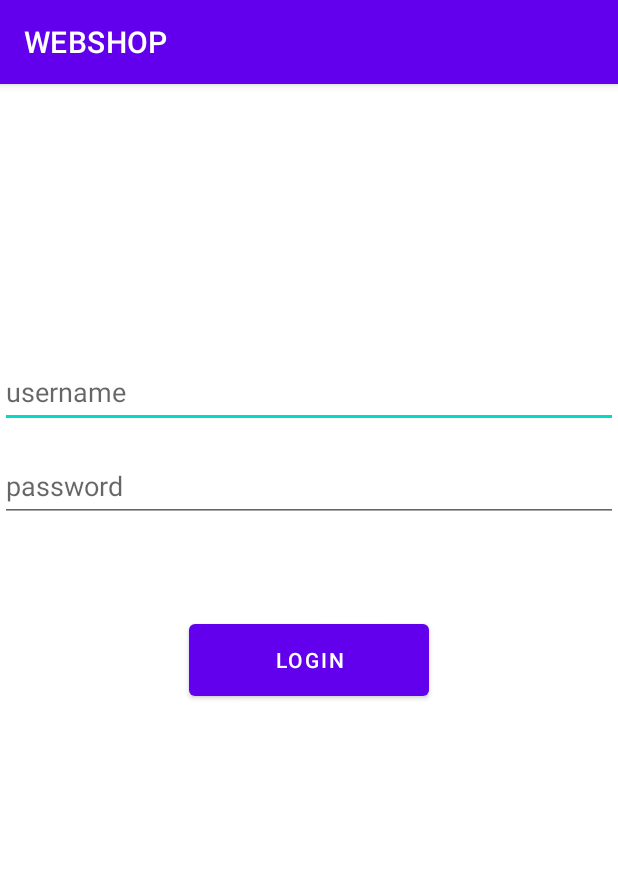
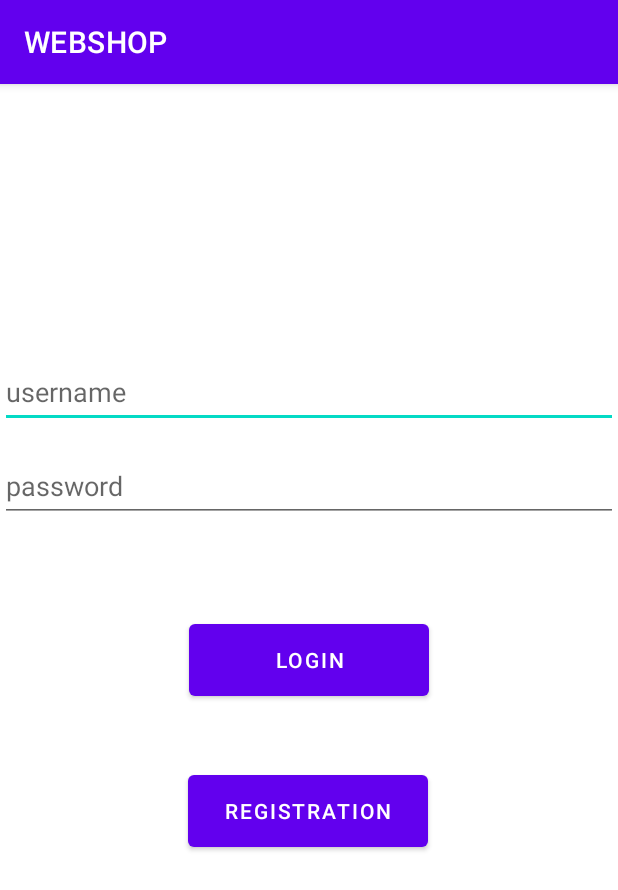
Before and after one commit to BerkeAnna/WEB, an Android app: the screen it shows after launch (MainActivity), on a phone screen of 412 x 824 dp. Shown: the top 890 px of the screen. Run offline under Robolectric (Android 15) with nearby library versions, the phone set to English and light mode, and no system bars.

Commit message:
meg mukodik

```diff
--- a/app/src/main/AndroidManifest.xml
+++ b/app/src/main/AndroidManifest.xml
@@ -10,6 +10,9 @@
         android:supportsRtl="true"
         android:theme="@style/Theme.WEBSHOP">
         <activity
+            android:name=".RegistrationActivity"
+            android:exported="false" />
+        <activity
             android:name=".MainActivity"
             android:exported="true">
             <intent-filter>
--- a/app/src/main/java/com/example/webshop/MainActivity.java
+++ b/app/src/main/java/com/example/webshop/MainActivity.java
@@ -31,4 +31,9 @@ public class MainActivity extends AppCompatActivity {
 
         Log.i(LOG_TAG, "Bejelentkezett: " + userName + ", jelszo: " + password );
     }
+
+    public void registration(View view) {
+        Intent intent = new Intent(this, RegistrationActivity.class);
+
+    }
 }
--- a/app/src/main/res/layout-land/activity_main.xml
+++ b/app/src/main/res/layout-land/activity_main.xml
@@ -49,6 +49,21 @@
         app:layout_constraintTop_toTopOf="parent"
         app:layout_constraintVertical_bias="0.649" />
 
+
+    <Button
+        android:id="@+id/registration_button"
+        android:layout_width="160dp"
+        android:layout_height="60dp"
+        android:onClick="registration"
+        android:text="@string/registration"
+
+        app:layout_constraintBottom_toBottomOf="parent"
+        app:layout_constraintEnd_toEndOf="parent"
+        app:layout_constraintHorizontal_bias="0.499"
+        app:layout_constraintStart_toStartOf="parent"
+        app:layout_constraintTop_toTopOf="parent"
+        app:layout_constraintVertical_bias="0.854" />
+
     <!--    <Button-->
 <!--        android:id="@+id/register_button"-->
 <!--        android:layout_width="160dp"-->
--- a/app/src/main/res/layout/activity_main.xml
+++ b/app/src/main/res/layout/activity_main.xml
@@ -46,7 +46,21 @@
         app:layout_constraintStart_toStartOf="parent"
         app:layout_constraintTop_toTopOf="parent" />
 
-<!--    <Button-->
+    <Button
+        android:id="@+id/registration_button"
+        android:layout_width="160dp"
+        android:layout_height="60dp"
+        android:onClick="registration"
+        android:text="@string/registration"
+
+        app:layout_constraintBottom_toBottomOf="parent"
+        app:layout_constraintEnd_toEndOf="parent"
+        app:layout_constraintHorizontal_bias="0.498"
+        app:layout_constraintStart_toStartOf="parent"
+        app:layout_constraintTop_toTopOf="parent"
+        app:layout_constraintVertical_bias="0.642" />
+
+    <!--    <Button-->
 <!--        android:id="@+id/register_button"-->
 <!--        android:layout_width="160dp"-->
 <!--        android:layout_height="60dp"-->
--- a/app/src/main/res/values/strings.xml
+++ b/app/src/main/res/values/strings.xml
@@ -4,4 +4,5 @@
     <string name="login">login</string>
     <string name="password">password</string>
     <string name="username">username</string>
+    <string name="registration">registration</string>
 </resources>
```
Also changed, not shown: app/src/main/java/com/example/webshop/RegistrationActivity.java (added, +14 -0 lines), app/src/main/res/layout/activity_registration.xml (added, +9 -0 lines).
